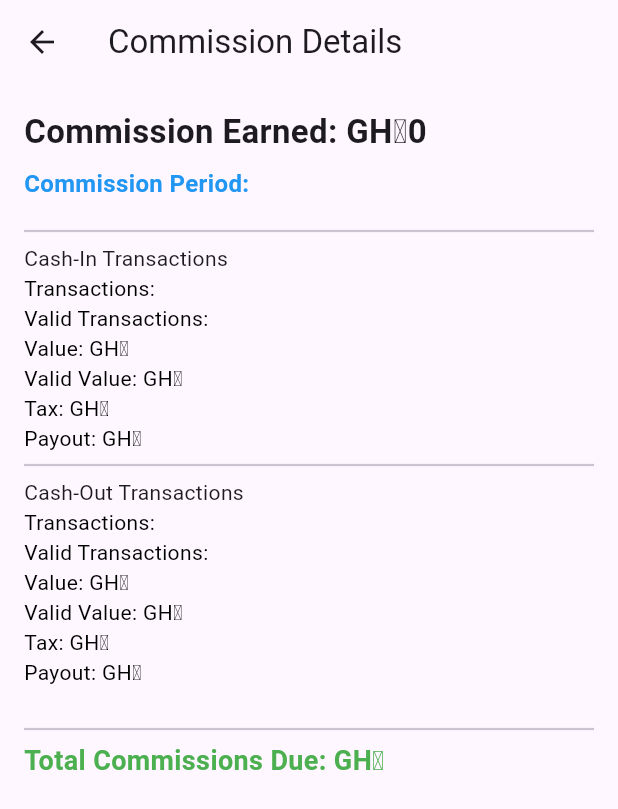
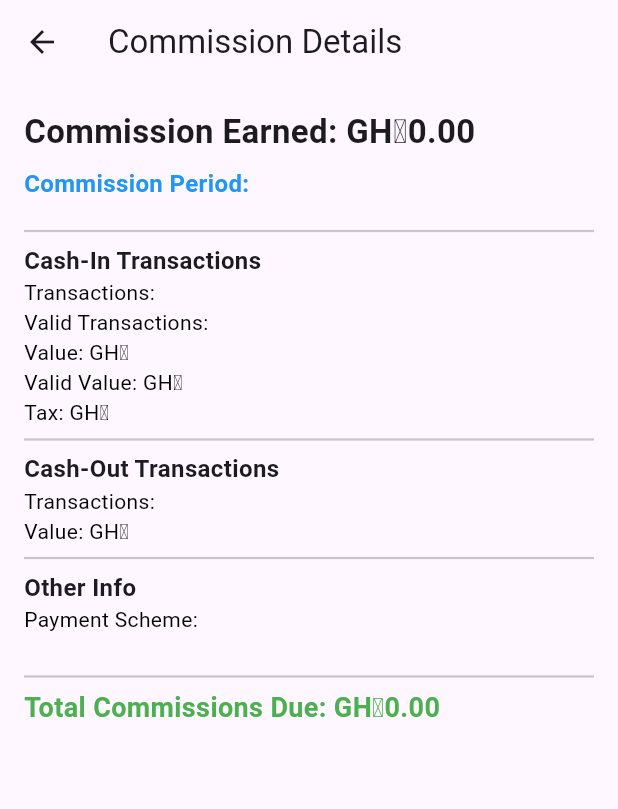
Before and after one commit to bbnoni/pdf_manager_flutter, a Flutter app: the CommissionDetailsScreen screen opened directly with empty values, on a phone screen of 412 x 824 dp. Shown: the top 809 px of the screen. Run offline on Flutter 3.47's test engine with Material 3 defaults, Android fonts, the phone set to English and light mode, and no system bars; our stand-ins replace dio, file_picker, firebase_core, flutter_secure_storage, open_file, supabase_flutter; missing offline and left inert: syncfusion_flutter_pdfviewer; accounts and stored records are empty; network calls fail.

Commit message:
New final phase of project

```diff
--- a/lib/commission_details_screen.dart
+++ b/lib/commission_details_screen.dart
@@ -13,7 +13,8 @@ class CommissionDetailsScreen extends StatelessWidget {
         child: Column(
           crossAxisAlignment: CrossAxisAlignment.start,
           children: [
-            Text("Commission Earned: GH₵${commission['amount']}",
+            Text(
+                "Commission Earned: GH₵${_formatCurrency(commission['amount'])}",
                 style:
                     const TextStyle(fontSize: 22, fontWeight: FontWeight.bold)),
             const SizedBox(height: 8),
@@ -28,25 +29,26 @@ class CommissionDetailsScreen extends StatelessWidget {
                   "Transactions", commission['cashin_total_transactions']),
               _buildRow("Valid Transactions",
                   commission['cashin_total_number_valid']),
-              _buildRow("Value", "GH₵${commission['cashin_total_value']}"),
+              _buildRow("Value",
+                  "GH₵${_formatCurrency(commission['cashin_total_value'])}"),
               _buildRow("Valid Value",
-                  "GH₵${commission['cashin_total_value_valid']}"),
-              _buildRow("Tax", "GH₵${commission['cashin_total_tax_on_valid']}"),
-              _buildRow(
-                  "Payout", "GH₵${commission['cashin_payout_commission']}"),
+                  "GH₵${_formatCurrency(commission['cashin_total_value_valid'])}"),
+              _buildRow("Tax",
+                  "GH₵${_formatCurrency(commission['cashin_total_tax_on_valid'])}"),
+              // _buildRow("Payout", "GH₵${commission['cashin_payout_commission']}"), // ❌ Removed from sheet
             ]),
             _buildTransactionSection("Cash-Out Transactions", [
               _buildRow(
                   "Transactions", commission['cashout_total_transactions']),
-              _buildRow("Valid Transactions",
-                  commission['cashout_total_number_valid']),
-              _buildRow("Value", "GH₵${commission['cashout_total_value']}"),
-              _buildRow("Valid Value",
-                  "GH₵${commission['cashout_total_value_valid']}"),
-              _buildRow(
-                  "Tax", "GH₵${commission['cashout_total_tax_on_valid']}"),
-              _buildRow(
-                  "Payout", "GH₵${commission['cashout_payout_commission']}"),
+              // _buildRow("Valid Transactions", commission['cashout_total_number_valid']), // ❌ Removed from sheet
+              _buildRow("Value",
+                  "GH₵${_formatCurrency(commission['cashout_total_value'])}"),
+              // _buildRow("Valid Value", "GH₵${commission['cashout_total_value_valid']}"), // ❌ Removed from sheet
+              // _buildRow("Tax", "GH₵${commission['cashout_total_tax_on_valid']}"), // ❌ Removed from sheet
+              // _buildRow("Payout", "GH₵${commission['cashout_payout_commission']}"), // ❌ Removed from sheet
+            ]),
+            _buildTransactionSection("Other Info", [
+              _buildRow("Payment Scheme", commission['payment_scheme']),
             ]),
 
             /// **Total Commissions Due**
@@ -54,7 +56,7 @@ class CommissionDetailsScreen extends StatelessWidget {
             const Divider(thickness: 1.5),
             _buildRow(
               "Total Commissions Due",
-              "GH₵${commission['total_commissions_due']}",
+              "GH₵${_formatCurrency(commission['total_commissions_due'])}",
               isBold: true,
               color: Colors.green,
               fontSize: 18,
@@ -68,7 +70,17 @@ class CommissionDetailsScreen extends StatelessWidget {
   Widget _buildTransactionSection(String title, List<Widget> rows) {
     return Column(
       crossAxisAlignment: CrossAxisAlignment.start,
-      children: [const Divider(thickness: 1.5), Text(title), ...rows],
+      children: [
+        const Divider(thickness: 1.5),
+        Text(
+          title,
+          style: const TextStyle(
+            fontWeight: FontWeight.bold,
+            fontSize: 16,
+          ),
+        ),
+        ...rows
+      ],
     );
   }
 
@@ -80,4 +92,14 @@ class CommissionDetailsScreen extends StatelessWidget {
             fontWeight: isBold ? FontWeight.bold : FontWeight.normal,
             color: color));
   }
+
+  /// Formats values like 1234.567 to 1234.57
+  String _formatCurrency(dynamic value) {
+    if (value == null) return "0.00";
+    try {
+      return double.parse(value.toString()).toStringAsFixed(2);
+    } catch (_) {
+      return value.toString(); // fallback if it can't parse
+    }
+  }
 }
--- a/lib/manager_commission_screen.dart
+++ b/lib/manager_commission_screen.dart
@@ -67,7 +67,7 @@ class _ManagerCommissionScreenState extends State<ManagerCommissionScreen> {
       'November',
       'December'
     ])
-      for (var week = 1; week <= 5; week++) "$month Week $week"
+      for (var week = 1; week <= 5; week++) "$month: Week $week Payment"
   ];
 
   Future<void> _logout() async {
@@ -148,7 +148,7 @@ class _ManagerCommissionScreenState extends State<ManagerCommissionScreen> {
       bool periodExists = checkResponse.data['exists'] == true;
 
       String action = "append"; // default action
-      if (periodExists) {
+      if (!periodExists) {
         _showMessage("✅ No existing commission period found. Continuing...");
         await Future.delayed(const Duration(seconds: 3));
       } else {
@@ -458,7 +458,8 @@ class _ManagerCommissionScreenState extends State<ManagerCommissionScreen> {
                               focusNode: focusNode,
                               decoration: const InputDecoration(
                                 labelText: "Enter Commission Period",
-                                hintText: "Start typing e.g. March Week 3",
+                                hintText:
+                                    "Start typing e.g. March: Week 3 Payment",
                                 prefixIcon: Icon(Icons.calendar_today),
                                 border: OutlineInputBorder(),
                               ),
```
Also changed, not shown: lib/agent_commission_screen.dart (+9 -7 lines), lib/sms_blast_screen.dart (added, +87 -0 lines).
